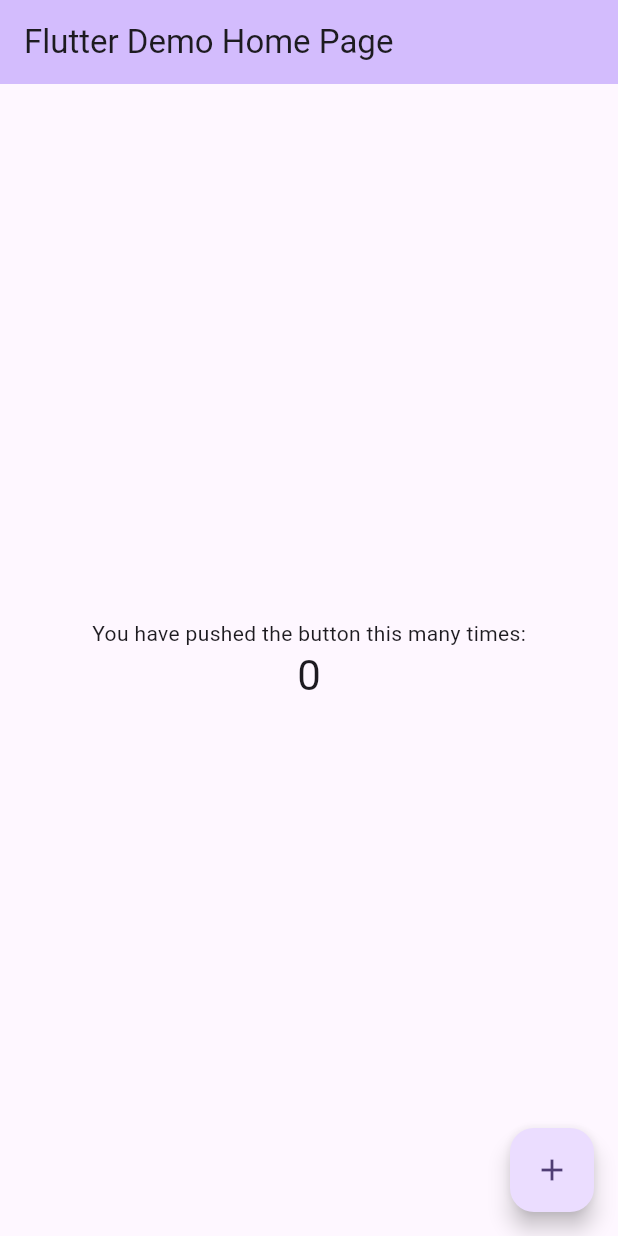
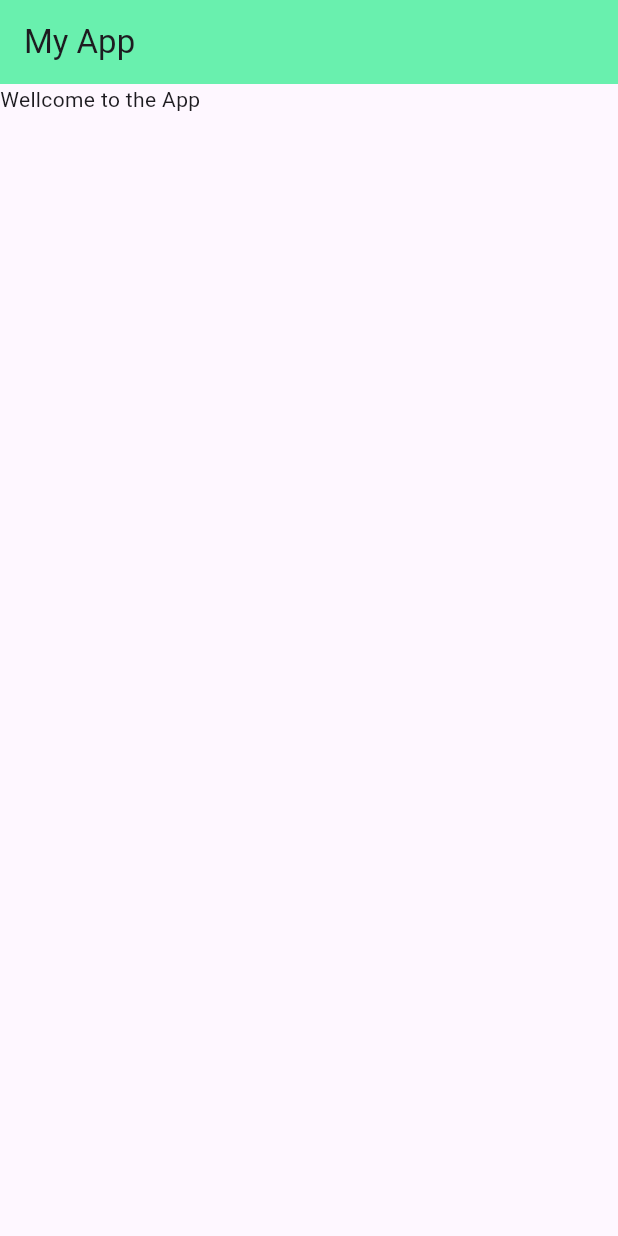
Before and after one commit to ShantoGUB567/Flutter, a Flutter app: the screen it shows after launch, on a phone screen of 412 x 824 dp. Run offline on Flutter 3.47's test engine with Material 3 defaults, Android fonts, the phone set to English and light mode, and no system bars.

Commit message:
update file

```diff
--- a/new_app_1/lib/main.dart
+++ b/new_app_1/lib/main.dart
@@ -1,122 +1,37 @@
 import 'package:flutter/material.dart';
 
-void main() {
+main(){
   runApp(const MyApp());
 }
 
-class MyApp extends StatelessWidget {
+class MyApp extends StatelessWidget{
   const MyApp({super.key});
 
-  // This widget is the root of your application.
+
   @override
   Widget build(BuildContext context) {
-    return MaterialApp(
-      title: 'Flutter Demo',
+return MaterialApp(
+      color: Colors.greenAccent,
+      themeMode: ThemeMode.system,
       theme: ThemeData(
-        // This is the theme of your application.
-        //
-        // TRY THIS: Try running your application with "flutter run". You'll see
-        // the application has a purple toolbar. Then, without quitting the app,
-        // try changing the seedColor in the colorScheme below to Colors.green
-        // and then invoke "hot reload" (save your changes or press the "hot
-        // reload" button in a Flutter-supported IDE, or press "r" if you used
-        // the command line to start the app).
-        //
-        // Notice that the counter didn't reset back to zero; the application
-        // state is not lost during the reload. To reset the state, use hot
-        // restart instead.
-        //
-        // This works for code too, not just values: Most code changes can be
-        // tested with just a hot reload.
-        colorScheme: ColorScheme.fromSeed(seedColor: Colors.deepPurple),
-      ),
-      home: const MyHomePage(title: 'Flutter Demo Home Page'),
+          primarySwatch: Colors.blue,
+          brightness: Brightness.light
+      ) ,
+      darkTheme: ThemeData(primarySwatch: Colors.brown),
+      debugShowCheckedModeBanner: false,
+      home: HomeActivity());
+  }
+}
+
+class HomeActivity extends StatelessWidget{
+  const HomeActivity({super.key});
+
+  @override
+  Widget build(BuildContext context) {
+    return Scaffold(
+      appBar: AppBar(title: Text("My App"), backgroundColor: Colors.greenAccent,),
+      body: Text("Wellcome to the App"),
+
     );
   }
 }
-
-class MyHomePage extends StatefulWidget {
-  const MyHomePage({super.key, required this.title});
-
-  // This widget is the home page of your application. It is stateful, meaning
-  // that it has a State object (defined below) that contains fields that affect
-  // how it looks.
-
-  // This class is the configuration for the state. It holds the values (in this
-  // case the title) provided by the parent (in this case the App widget) and
-  // used by the build method of the State. Fields in a Widget subclass are
-  // always marked "final".
-
-  final String title;
-
-  @override
-  State<MyHomePage> createState() => _MyHomePageState();
-}
-
-class _MyHomePageState extends State<MyHomePage> {
-  int _counter = 0;
-
-  void _incrementCounter() {
-    setState(() {
-      // This call to setState tells the Flutter framework that something has
-      // changed in this State, which causes it to rerun the build method below
-      // so that the display can reflect the updated values. If we changed
-      // _counter without calling setState(), then the build method would not be
-      // called again, and so nothing would appear to happen.
-      _counter++;
-    });
-  }
-
-  @override
-  Widget build(BuildContext context) {
-    // This method is rerun every time setState is called, for instance as done
-    // by the _incrementCounter method above.
-    //
-    // The Flutter framework has been optimized to make rerunning build methods
-    // fast, so that you can just rebuild anything that needs updating rather
-    // than having to individually change instances of widgets.
-    return Scaffold(
-      appBar: AppBar(
-        // TRY THIS: Try changing the color here to a specific color (to
-        // Colors.amber, perhaps?) and trigger a hot reload to see the AppBar
-        // change color while the other colors stay the same.
-        backgroundColor: Theme.of(context).colorScheme.inversePrimary,
-        // Here we take the value from the MyHomePage object that was created by
-        // the App.build method, and use it to set our appbar title.
-        title: Text(widget.title),
-      ),
-      body: Center(
-        // Center is a layout widget. It takes a single child and positions it
-        // in the middle of the parent.
-        child: Column(
-          // Column is also a layout widget. It takes a list of children and
-          // arranges them vertically. By default, it sizes itself to fit its
-          // children horizontally, and tries to be as tall as its parent.
-          //
-          // Column has various properties to control how it sizes itself and
-          // how it positions its children. Here we use mainAxisAlignment to
-          // center the children vertically; the main axis here is the vertical
-          // axis because Columns are vertical (the cross axis would be
-          // horizontal).
-          //
-          // TRY THIS: Invoke "debug painting" (choose the "Toggle Debug Paint"
-          // action in the IDE, or press "p" in the console), to see the
-          // wireframe for each widget.
-          mainAxisAlignment: MainAxisAlignment.center,
-          children: <Widget>[
-            const Text('You have pushed the button this many times:'),
-            Text(
-              '$_counter',
-              style: Theme.of(context).textTheme.headlineMedium,
-            ),
-          ],
-        ),
-      ),
-      floatingActionButton: FloatingActionButton(
-        onPressed: _incrementCounter,
-        tooltip: 'Increment',
-        child: const Icon(Icons.add),
-      ), // This trailing comma makes auto-formatting nicer for build methods.
-    );
-  }
-}
```
